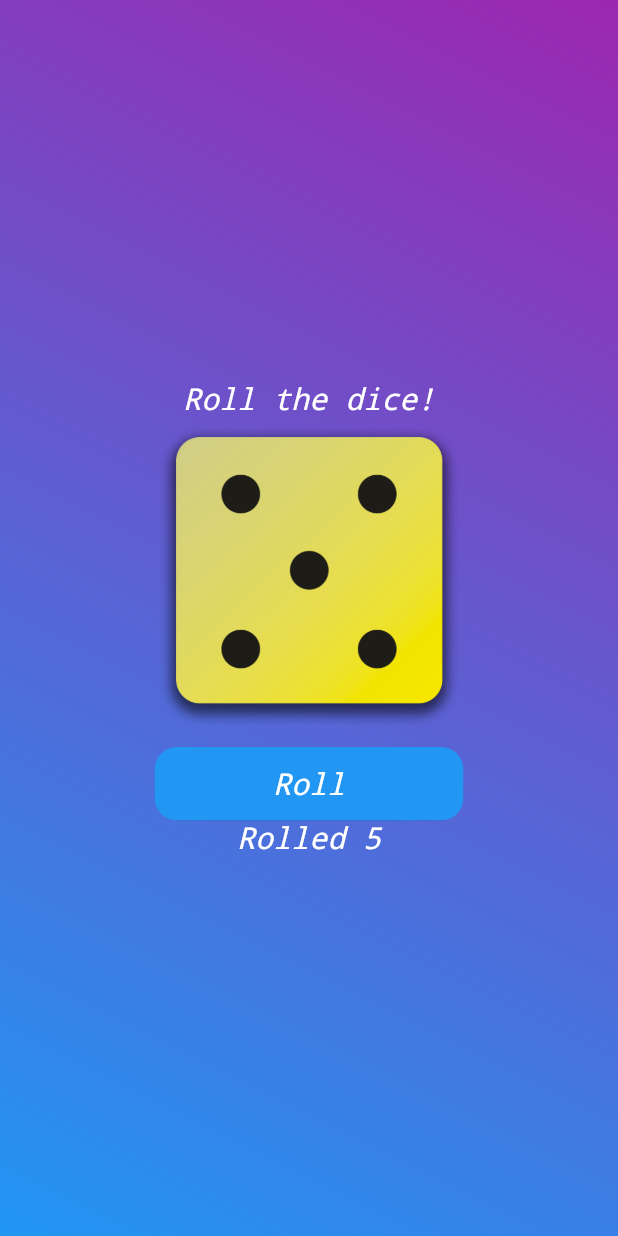
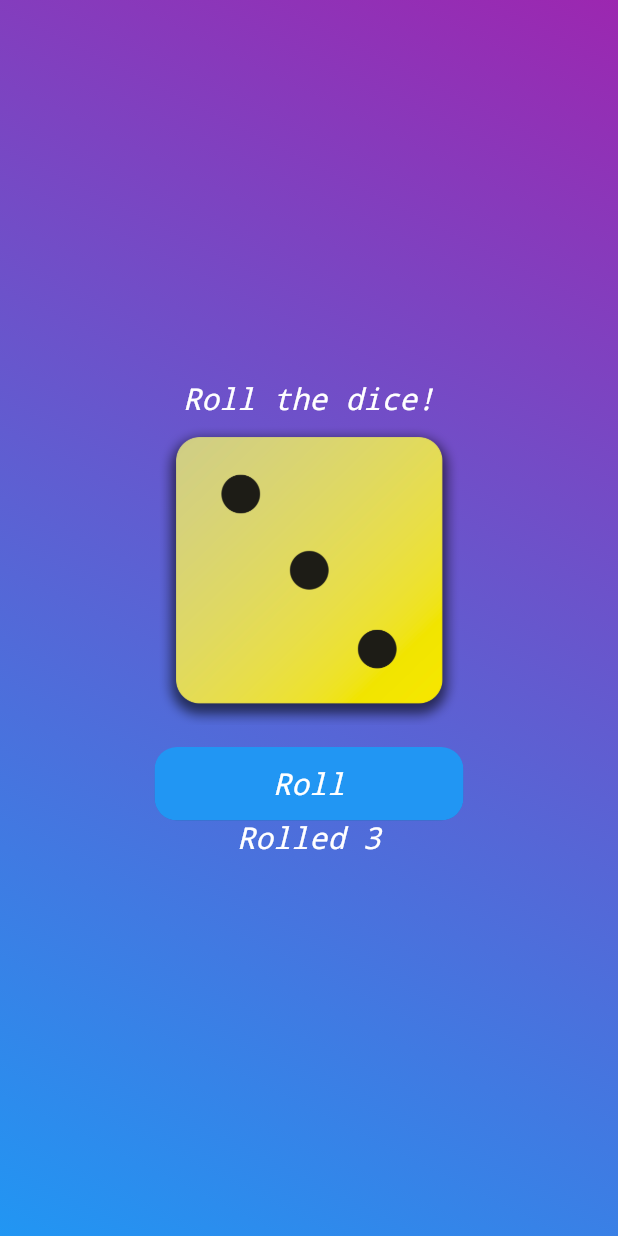
Before and after one commit to tawfiqbhyry/flutter_dice_roll, a Flutter app: the screen it shows after launch, after a tap on "Roll", on a phone screen of 412 x 824 dp. Run offline on Flutter 3.47's test engine with Material 2 defaults, Android fonts, the phone set to English and light mode, and no system bars.

Commit message:
first_message

```diff
--- a/lib/dice_roller.dart
+++ b/lib/dice_roller.dart
@@ -41,20 +41,34 @@ class DiceRollerState extends State<DiceRoller>
   void rollDice() async {
     _controller.reset();
     Random random = Random();
-    int randNumber = random.nextInt(6) + 1;
-    String myText = "Rolled $randNumber";
     setState(() {
       disabled = true;
-      _controller.forward();
-      changableText = myText;
     });
+    int lastRand = random.nextInt(6) + 1;
+    for (int i = 1; i <= 5; i++) {
+      int randNumber = random.nextInt(6) + 1;
+      String myText = "Rolled $randNumber";
+      int dur = (i > 4 || i < 3) ? 700 : 300;
+      setState(() {
+        if (i == 5) {
+          while (randNumber == lastRand) {
+            randNumber = random.nextInt(6) + 1;
+          }
+          lastRand = randNumber;
+          myText = "Rolled $randNumber";
+        }
+        _controller.duration = Duration(milliseconds: dur);
+        assetsStr = "assets/images/dice-$randNumber.png";
+        changableText = myText;
+        _controller.forward();
+      });
 
-    await Future.delayed(const Duration(milliseconds: 500), () {
-      setState(() {
-        assetsStr = "assets/images/dice-$randNumber.png";
-        disabled = false;
+      await Future.delayed(const Duration(milliseconds: 100), () {
+        setState(() {
+          disabled = false;
+        });
       });
-    });
+    }
   }
 
   @override
```
